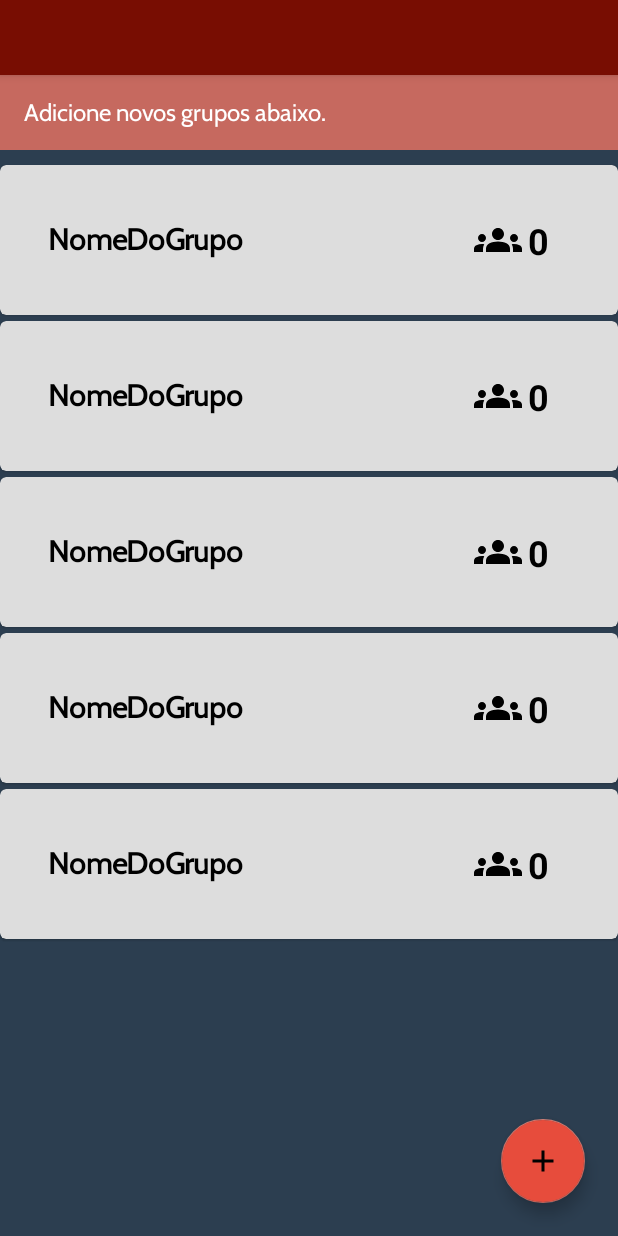
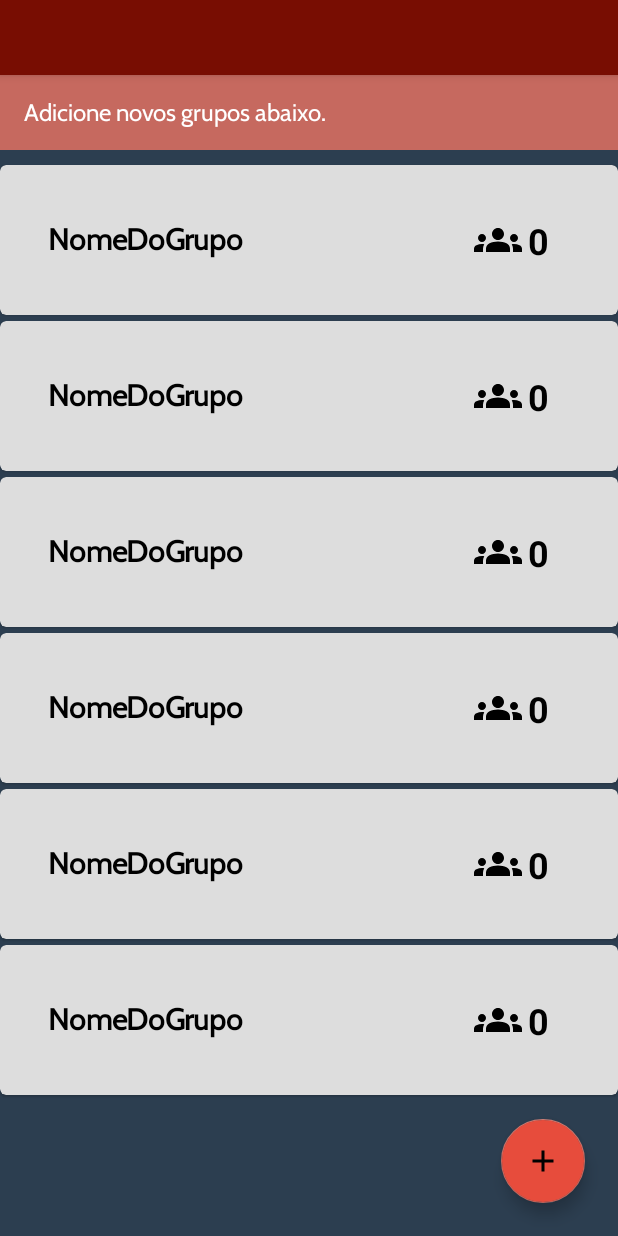
Before and after one commit to iguleal/ranking_games, an Android app: the layout activity_groups.xml on its own in the app's theme, with its tools: preview values and no code run, on a phone screen of 412 x 824 dp. Run offline under Robolectric (Android 15) with nearby library versions, the phone set to English and light mode, and no system bars.

Commit message:
lists bug fixed

```diff
--- a/app/src/main/res/layout/activity_groups.xml
+++ b/app/src/main/res/layout/activity_groups.xml
@@ -40,10 +40,11 @@
     <androidx.recyclerview.widget.RecyclerView
         android:id="@+id/rv_groups"
         android:layout_width="match_parent"
-        android:layout_height="wrap_content"
+        android:layout_height="0dp"
         android:layout_marginTop="8dp"
         app:layout_constraintTop_toBottomOf="@id/view_title"
-        tools:itemCount="5"
+        app:layout_constraintBottom_toBottomOf="parent"
+        tools:itemCount="15"
         tools:listitem="@layout/group_item" />
 
     <com.google.android.material.floatingactionbutton.FloatingActionButton
--- a/app/src/main/res/layout/activity_players.xml
+++ b/app/src/main/res/layout/activity_players.xml
@@ -39,9 +39,10 @@
     <androidx.recyclerview.widget.RecyclerView
         android:id="@+id/rv_players"
         android:layout_width="match_parent"
-        android:layout_height="wrap_content"
+        android:layout_height="0dp"
         android:layout_marginTop="8dp"
         app:layout_constraintTop_toBottomOf="@id/view_title"
+        app:layout_constraintBottom_toBottomOf="parent"
         tools:itemCount="7"
         tools:listitem="@layout/player_item" />
 
```
